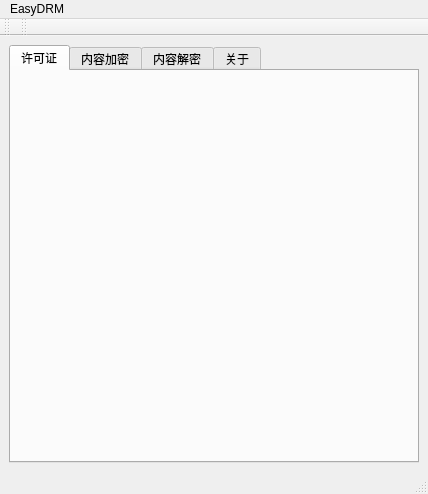
Before: the Qt Designer form mainwindow.ui in LittleAO1179/EasyDRM, drawn with Qt 5.
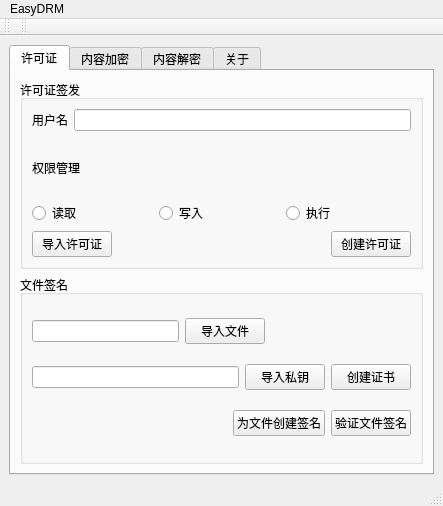
After: the same form once the commit is applied. The open tabs and pages were chosen to show the change.

Commit message: Feature：完成许可证界面，自动解析后缀名

Patch:
```diff
--- a/mainwindow.ui
+++ b/mainwindow.ui
@@ -6,8 +6,8 @@
    <rect>
     <x>0</x>
     <y>0</y>
-    <width>428</width>
-    <height>494</height>
+    <width>443</width>
+    <height>506</height>
    </rect>
   </property>
   <property name="windowTitle">
@@ -33,6 +33,189 @@
        <attribute name="title">
         <string>许可证</string>
        </attribute>
+       <layout class="QVBoxLayout" name="verticalLayout_16">
+        <item>
+         <widget class="QGroupBox" name="groupBox_2">
+          <property name="title">
+           <string>许可证签发</string>
+          </property>
+          <layout class="QVBoxLayout" name="verticalLayout_14">
+           <item>
+            <layout class="QHBoxLayout" name="horizontalLayout_7">
+             <item>
+              <widget class="QLabel" name="label_12">
+               <property name="text">
+                <string>用户名</string>
+               </property>
+              </widget>
+             </item>
+             <item>
+              <widget class="QLineEdit" name="lineEdit_5"/>
+             </item>
+            </layout>
+           </item>
+           <item>
+            <layout class="QVBoxLayout" name="verticalLayout_13">
+             <property name="spacing">
+              <number>2</number>
+             </property>
+             <item>
+              <widget class="QLabel" name="label_13">
+               <property name="text">
+                <string>权限管理</string>
+               </property>
+              </widget>
+             </item>
+             <item>
+              <layout class="QHBoxLayout" name="horizontalLayout_8">
+               <item>
+                <widget class="QRadioButton" name="radioButton">
+                 <property name="text">
+                  <string>读取</string>
+                 </property>
+                </widget>
+               </item>
+               <item>
+                <widget class="QRadioButton" name="radioButton_2">
+                 <property name="text">
+                  <string>写入</string>
+                 </property>
+                </widget>
+               </item>
+               <item>
+                <widget class="QRadioButton" name="radioButton_3">
+                 <property name="text">
+                  <string>执行</string>
+                 </property>
+                </widget>
+               </item>
+              </layout>
+             </item>
+            </layout>
+           </item>
+           <item>
+            <layout class="QHBoxLayout" name="horizontalLayout_9">
+             <item>
+              <widget class="QPushButton" name="pushButton_10">
+               <property name="text">
+                <string>导入许可证</string>
+               </property>
+              </widget>
+             </item>
+             <item>
+              <spacer name="horizontalSpacer_2">
+               <property name="orientation">
+                <enum>Qt::Orientation::Horizontal</enum>
+               </property>
+               <property name="sizeHint" stdset="0">
+                <size>
+                 <width>40</width>
+                 <height>20</height>
+                </size>
+               </property>
+              </spacer>
+             </item>
+             <item>
+              <widget class="QPushButton" name="pushButton_11">
+               <property name="text">
+                <string>创建许可证</string>
+               </property>
+              </widget>
+             </item>
+            </layout>
+           </item>
+          </layout>
+         </widget>
+        </item>
+        <item>
+         <widget class="QGroupBox" name="groupBox">
+          <property name="title">
+           <string>文件签名</string>
+          </property>
+          <layout class="QVBoxLayout" name="verticalLayout_15">
+           <item>
+            <layout class="QHBoxLayout" name="horizontalLayout_10">
+             <item>
+              <widget class="QLineEdit" name="lineEdit_7"/>
+             </item>
+             <item>
+              <widget class="QPushButton" name="pushButton_13">
+               <property name="text">
+                <string>导入文件</string>
+               </property>
+              </widget>
+             </item>
+             <item>
+              <spacer name="horizontalSpacer_3">
+               <property name="orientation">
+                <enum>Qt::Orientation::Horizontal</enum>
+               </property>
+               <property name="sizeHint" stdset="0">
+                <size>
+                 <width>40</width>
+                 <height>20</height>
+                </size>
+               </property>
+              </spacer>
+             </item>
+            </layout>
+           </item>
+           <item>
+            <layout class="QHBoxLayout" name="horizontalLayout_11">
+             <item>
+              <widget class="QLineEdit" name="lineEdit_6"/>
+             </item>
+             <item>
+              <widget class="QPushButton" name="pushButton_12">
+               <property name="text">
+                <string>导入私钥</string>
+               </property>
+              </widget>
+             </item>
+             <item>
+              <widget class="QPushButton" name="pushButton_14">
+               <property name="text">
+                <string>创建证书</string>
+               </property>
+              </widget>
+             </item>
+            </layout>
+           </item>
+           <item>
+            <layout class="QHBoxLayout" name="horizontalLayout_12">
+             <item>
+              <spacer name="horizontalSpacer_4">
+               <property name="orientation">
+                <enum>Qt::Orientation::Horizontal</enum>
+               </property>
+               <property name="sizeHint" stdset="0">
+                <size>
+                 <width>40</width>
+                 <height>20</height>
+                </size>
+               </property>
+              </spacer>
+             </item>
+             <item>
+              <widget class="QPushButton" name="pushButton_15">
+               <property name="text">
+                <string>为文件创建签名</string>
+               </property>
+              </widget>
+             </item>
+             <item>
+              <widget class="QPushButton" name="pushButton_16">
+               <property name="text">
+                <string>验证文件签名</string>
+               </property>
+              </widget>
+             </item>
+            </layout>
+           </item>
+          </layout>
+         </widget>
+        </item>
+       </layout>
       </widget>
       <widget class="QWidget" name="tab_2">
        <attribute name="title">
@@ -398,7 +581,7 @@
     <rect>
      <x>0</x>
      <y>0</y>
-     <width>428</width>
+     <width>443</width>
      <height>33</height>
     </rect>
    </property>
```
Left out of the diff: 27 changed lines with no effect on the pictures. The commit also changes 5 other files.
